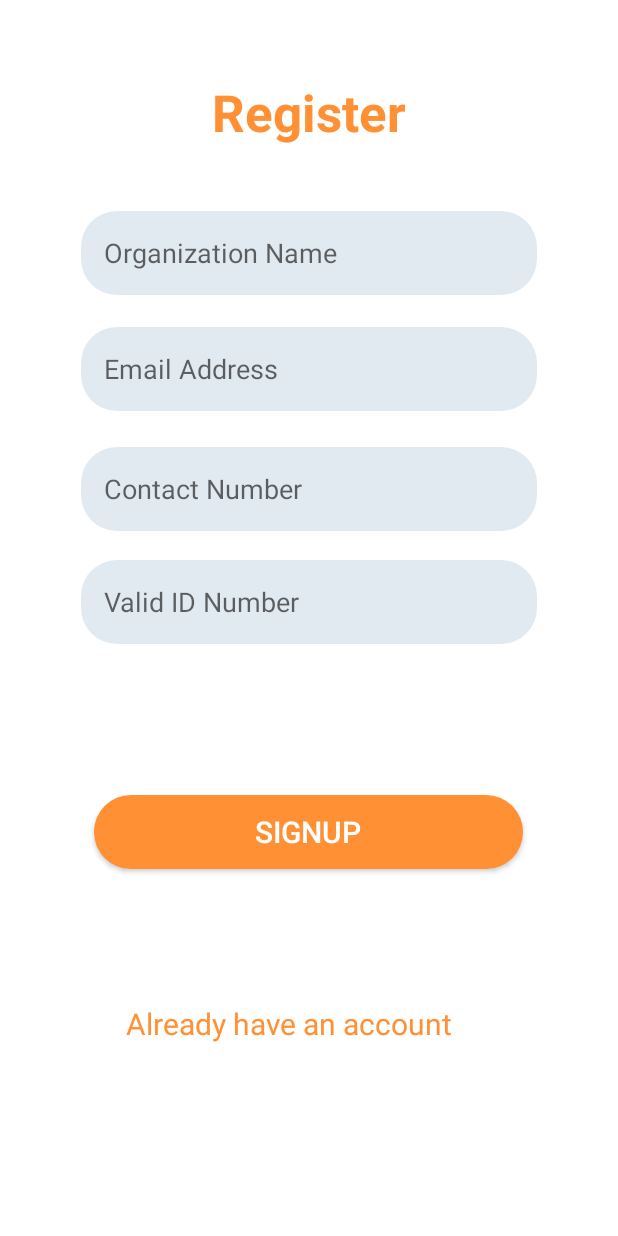
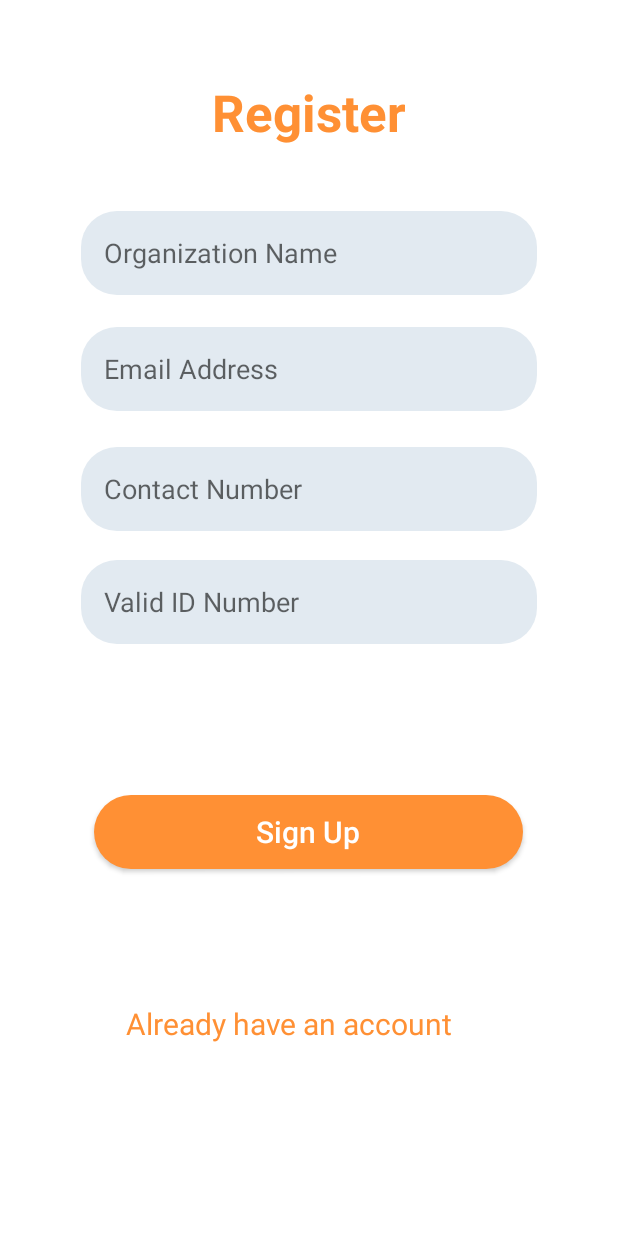
Before and after one commit to Nipun44/Meal-Mate, an Android app: the Register3 screen opened directly, with no data from a screen before it, on a phone screen of 412 x 824 dp. Run offline under Robolectric (Android 15) with nearby library versions, the phone set to English and light mode, and no system bars.

Commit message:
fixed string errors in registe2,register3

```diff
--- a/app/src/main/res/layout/activity_reg3_org.xml
+++ b/app/src/main/res/layout/activity_reg3_org.xml
@@ -117,7 +117,7 @@
         android:layout_width="286dp"
         android:layout_height="49dp"
         android:background="@drawable/button"
-        android:text="@string/sign_up"
+        android:text="Sign Up"
         android:textColor="@color/white"
         android:textSize="20sp"
         app:layout_constraintBottom_toTopOf="@+id/textView27"
@@ -125,6 +125,7 @@
         app:layout_constraintHorizontal_bias="0.496"
         app:layout_constraintStart_toStartOf="parent"
         app:layout_constraintTop_toBottomOf="@+id/editTextTextPersonName4"
-        app:layout_constraintVertical_bias="0.53" />
+        app:layout_constraintVertical_bias="0.53"
+        android:textAllCaps="false"/>
 
 </androidx.constraintlayout.widget.ConstraintLayout>
--- a/app/src/main/res/layout/activity_register2.xml
+++ b/app/src/main/res/layout/activity_register2.xml
@@ -125,6 +125,8 @@
         app:layout_constraintHorizontal_bias="0.496"
         app:layout_constraintStart_toStartOf="parent"
         app:layout_constraintTop_toBottomOf="@+id/editTextTextPersonName4"
-        app:layout_constraintVertical_bias="0.53" />
+        app:layout_constraintVertical_bias="0.53"
+    android:textAllCaps="false"
+        />
 
 </androidx.constraintlayout.widget.ConstraintLayout>
```
